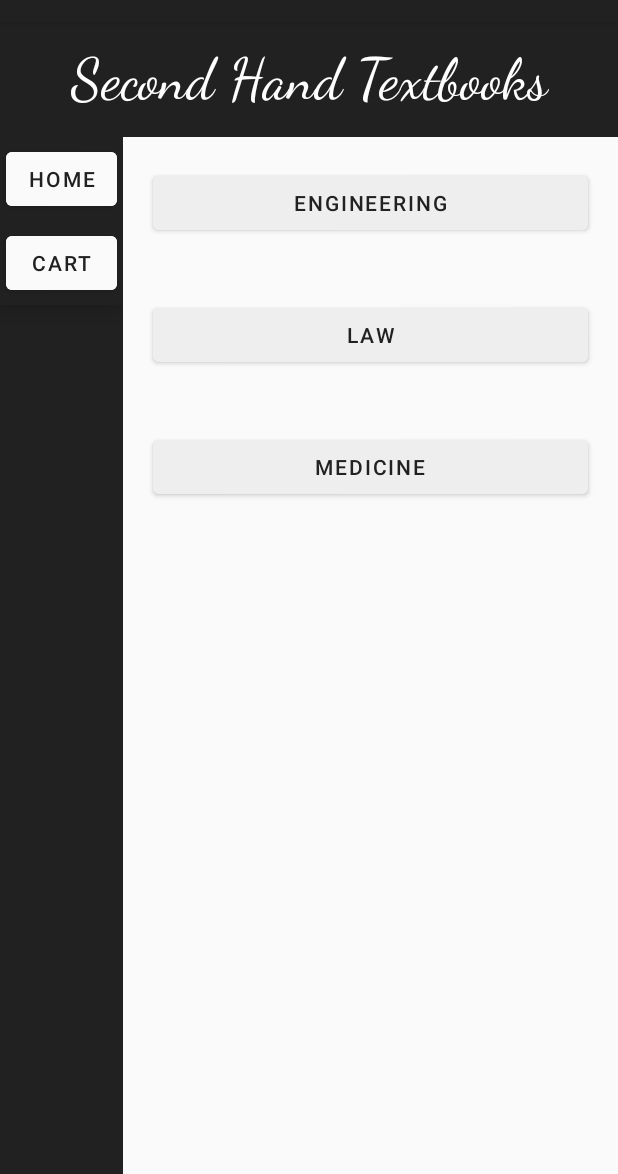
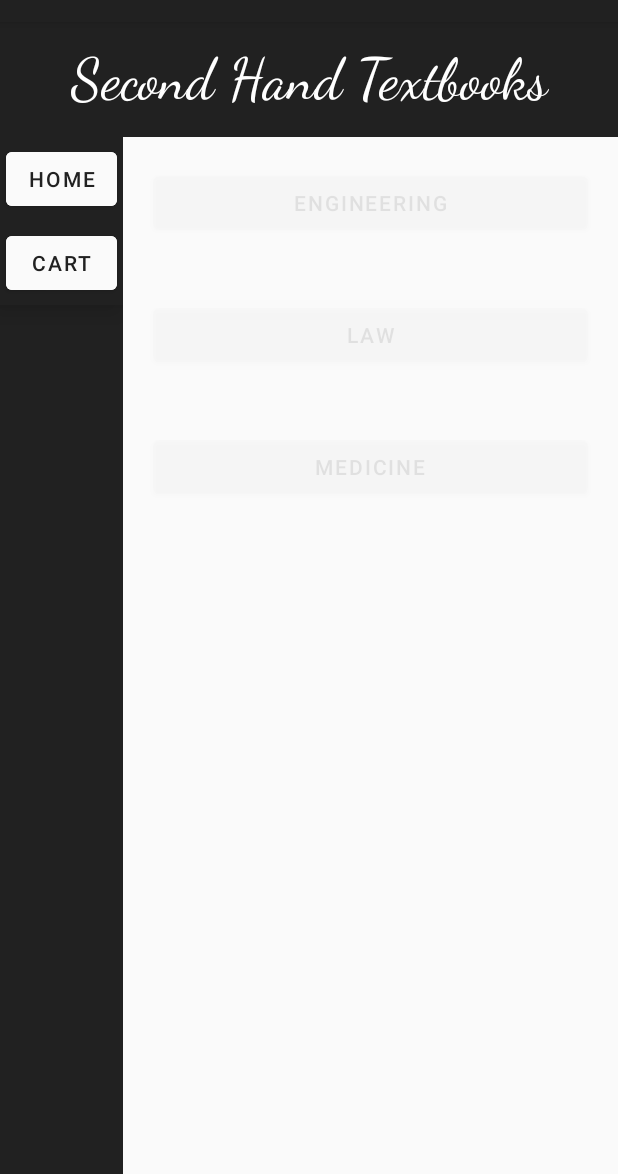
Before and after one commit to COMPSYS-302-2021/project-2-team-49, an Android app: the screen it shows after launch (MainActivity), on a phone screen of 412 x 824 dp, the part 62-1236 px from its top. Run offline under Robolectric (Android 15) with nearby library versions, the phone set to English and light mode, and no system bars.

Commit message:
Added a simple fade in animation for buttons on MainActivity/home screen

```diff
--- a/Design1/app/src/main/java/com/example/design1/MainActivity.java
+++ b/Design1/app/src/main/java/com/example/design1/MainActivity.java
@@ -12,7 +12,10 @@ import android.os.Parcelable;
 import android.view.Menu;
 import android.view.MenuItem;
 import android.view.View;
+import android.view.animation.Animation;
+import android.view.animation.AnimationUtils;
 import android.widget.AdapterView;
+import android.widget.Button;
 import android.widget.ListView;
 
 
@@ -23,12 +26,20 @@ import java.util.Scanner;
 public class MainActivity extends AppCompatActivity {
 
     public static final String BOOKS_DETAIL_KEY = "books";
+    Button btnEng, btnLaw, btnMed;
 
     @Override
     protected void onCreate(Bundle savedInstanceState) {
         super.onCreate(savedInstanceState);
         setContentView(R.layout.activity_main);
+        btnEng = (Button)findViewById(R.id.btnEngList);
+        btnLaw = (Button)findViewById(R.id.btnLawList);
+        btnMed = (Button)findViewById(R.id.btnMedList);
 
+        Animation animFadeIn = AnimationUtils.loadAnimation(this, R.anim.anim_fade_in);
+        btnEng.startAnimation(animFadeIn);
+        btnLaw.startAnimation(animFadeIn);
+        btnMed.startAnimation(animFadeIn);
     }
 
     public void onCart(View view){
--- /dev/null
+++ b/Design1/app/src/main/res/anim/anim_fade_in.xml
@@ -0,0 +1,8 @@
+<?xml version="1.0" encoding="utf-8"?>
+<set xmlns:android="http://schemas.android.com/apk/res/android" android:interpolator="@android:anim/linear_interpolator">
+    <alpha
+        android:duration="2000"
+        android:fromAlpha="0.1"
+        android:toAlpha="1.0">
+    </alpha>
+</set>
--- a/Design1/app/src/main/res/layout/activity_main.xml
+++ b/Design1/app/src/main/res/layout/activity_main.xml
@@ -96,6 +96,7 @@
                     >
 
                     <Button
+                        android:id="@+id/btnEngList"
                         android:layout_width="match_parent"
                         android:layout_height="0dp"
                         android:layout_margin="20dp"
@@ -105,28 +106,30 @@
                         android:onClick="onFirst"
                         android:text="Engineering"
                         android:textColor="#212121" />
+
                     <Button
+                        android:id="@+id/btnLawList"
                         android:layout_width="match_parent"
                         android:layout_height="0dp"
-                        android:backgroundTint="#EEEEEE"
-                        android:textColor="#212121"
                         android:layout_margin="20dp"
                         android:layout_weight="2"
+                        android:backgroundTint="#EEEEEE"
+                        android:elevation="8dp"
+                        android:onClick="onSecond"
                         android:text="Law"
-                        android:onClick="onSecond"
-                        android:elevation="8dp"
-                        />
+                        android:textColor="#212121" />
+
                     <Button
+                        android:id="@+id/btnMedList"
                         android:layout_width="match_parent"
                         android:layout_height="0dp"
-                        android:backgroundTint="#EEEEEE"
-                        android:textColor="#212121"
                         android:layout_margin="20dp"
                         android:layout_weight="2"
+                        android:backgroundTint="#EEEEEE"
+                        android:elevation="8dp"
+                        android:onClick="onThird"
                         android:text="Medicine"
-                        android:onClick="onThird"
-                        android:elevation="8dp"
-                        />
+                        android:textColor="#212121" />
 
 
 
```
